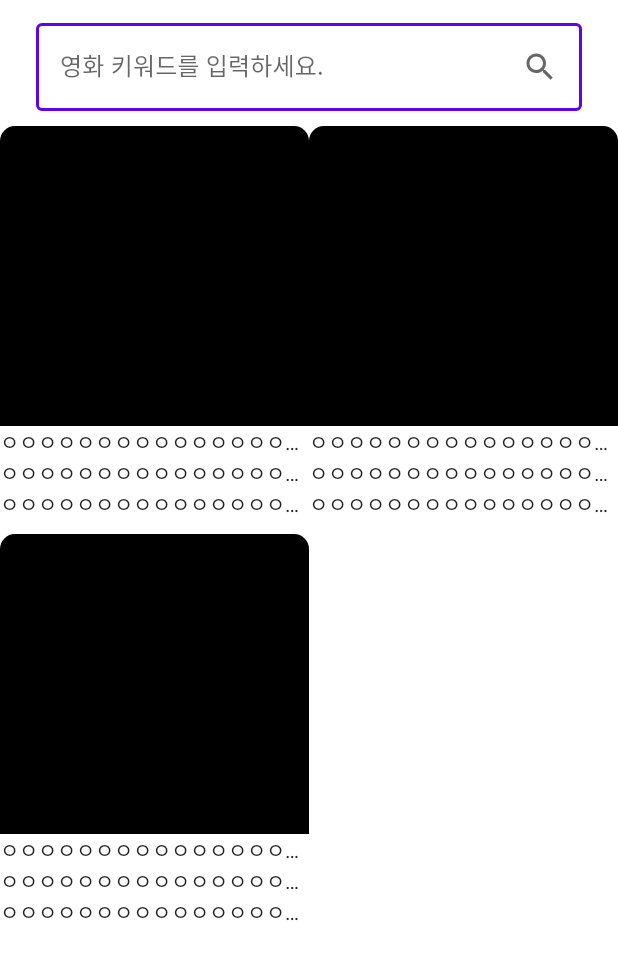
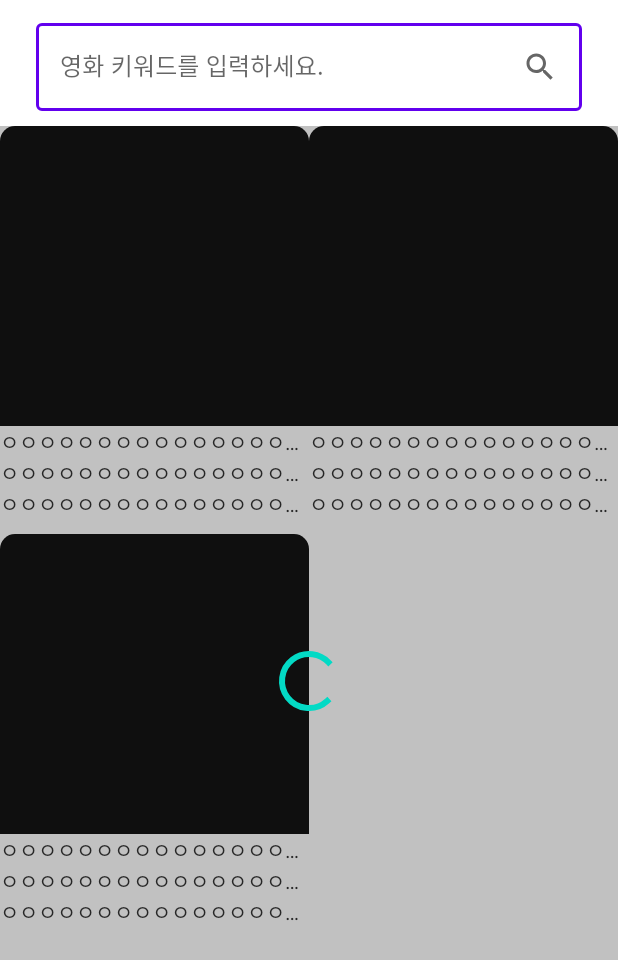
Before and after one commit to yjh10630/MovieSearch, an Android app: the layout activity_main.xml on its own in the app's theme, with its tools: preview values and no code run, on a phone screen of 412 x 824 dp. Shown: the top 960 px of the screen. Run offline under Robolectric (Android 15) with nearby library versions, the phone set to English and light mode, and no system bars; network calls fail.

Commit message:
검색중 인디케이터 적용 및 검색결과 없을때 노출하는 텍스트 컬러 변경

```diff
--- a/app/src/main/java/com/jihun/moviesearch/MainViewModel.kt
+++ b/app/src/main/java/com/jihun/moviesearch/MainViewModel.kt
@@ -16,6 +16,7 @@ class MainViewModel: ViewModel() {
     val mainLiveData: MutableLiveData<MainLiveDataResponse> = MutableLiveData()
 
     fun requestMovieData(keyword: String?) {
+        compositeDisposable.clear()
         compositeDisposable.add(
             RetrofitClient
                 .getInstance()
--- a/app/src/main/java/com/jihun/moviesearch/api/RetrofitService.kt
+++ b/app/src/main/java/com/jihun/moviesearch/api/RetrofitService.kt
@@ -6,6 +6,6 @@ import retrofit2.http.GET
 import retrofit2.http.Query
 
 interface RetrofitService {
-    @GET("openapi-data2/wisenut/search_api/search_json2.jsp?collection=kmdb_new2&detail=Y")
+    @GET("openapi-data2/wisenut/search_api/search_json2.jsp?collection=kmdb_new2&detail=Y&listCount=100")
     fun getTrendingInfo(@Query("keyword") keyword: String?): Observable<ApiMovieData>
 }
--- a/app/src/main/res/layout/activity_main.xml
+++ b/app/src/main/res/layout/activity_main.xml
@@ -43,4 +43,17 @@
         app:layout_constraintTop_toBottomOf="@id/userInputContainer"
         tools:listitem="@layout/view_movie_item"/>
 
+    <RelativeLayout
+        android:id="@+id/progressBar"
+        android:layout_width="match_parent"
+        android:layout_height="0dp"
+        android:background="#4D323232"
+        app:layout_constraintTop_toTopOf="@id/mainList"
+        app:layout_constraintBottom_toBottomOf="parent">
+        <ProgressBar
+            android:layout_width="wrap_content"
+            android:layout_height="wrap_content"
+            android:layout_centerInParent="true"/>
+    </RelativeLayout>
+
 </androidx.constraintlayout.widget.ConstraintLayout>
--- a/app/src/main/res/layout/view_empty_item.xml
+++ b/app/src/main/res/layout/view_empty_item.xml
@@ -10,7 +10,6 @@
         android:layout_height="wrap_content"
         android:layout_marginTop="32dp"
         android:text="@string/empty_search_result"
-        android:textColor="@color/black"
         android:textSize="20dp"
         android:textStyle="bold"
         app:layout_constraintEnd_toEndOf="parent"
```
Also changed, not shown: app/src/main/java/com/jihun/moviesearch/MainActivity.kt (+11 -1 lines).
